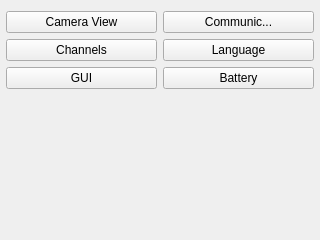
First picture: the form in ui/SettingsWidget.ui, repository F-WuTS/botui, before the edit.
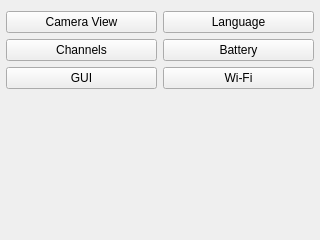
Second picture: the form after the edit. Icons and pictures are not drawn.

```diff
--- a/ui/SettingsWidget.ui
+++ b/ui/SettingsWidget.ui
@@ -77,17 +77,6 @@
      </item>
      <item>
       <layout class="QVBoxLayout" name="verticalLayout_2">
-       <item>
-        <widget class="QPushButton" name="comm">
-         <property name="text">
-          <string>Communic...</string>
-         </property>
-         <property name="icon">
-          <iconset resource="../rc/icons.qrc">
-           <normaloff>:/icons/server.png</normaloff>:/icons/server.png</iconset>
-         </property>
-        </widget>
-       </item>
        <item>
         <widget class="QPushButton" name="language">
          <property name="text">
@@ -110,6 +99,17 @@
          </property>
         </widget>
        </item>
+       <item>
+        <widget class="QPushButton" name="network">
+         <property name="text">
+          <string>Wi-Fi</string>
+         </property>
+         <property name="icon">
+          <iconset resource="../rc/icons.qrc">
+           <normaloff>:/icons/drive_network.png</normaloff>:/icons/drive_network.png</iconset>
+         </property>
+        </widget>
+       </item>
        <item>
         <spacer name="verticalSpacer">
          <property name="orientation">
```
